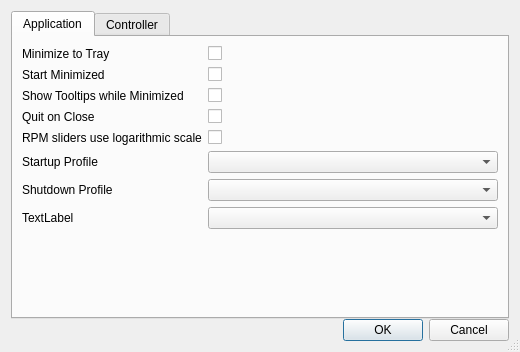
Above: gui_preferences.ui from Shub77/phoebetria-code before the change. Below: the same form after it.
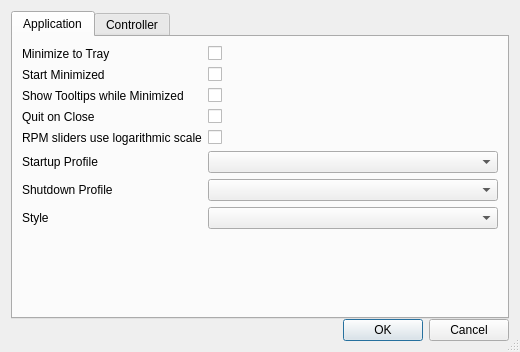
That is the form after the change.

Commit message: In prefs dialog, style combo box is now populated

Patch:
```diff
--- a/gui_preferences.ui
+++ b/gui_preferences.ui
@@ -160,7 +160,7 @@
          <item row="13" column="0">
           <widget class="QLabel" name="lbl_selectStyle">
            <property name="text">
-            <string>TextLabel</string>
+            <string>Style</string>
            </property>
           </widget>
          </item>
```
Left out of the diff: 2 changed lines with no effect on the pictures. The commit also changes 2 other files.
